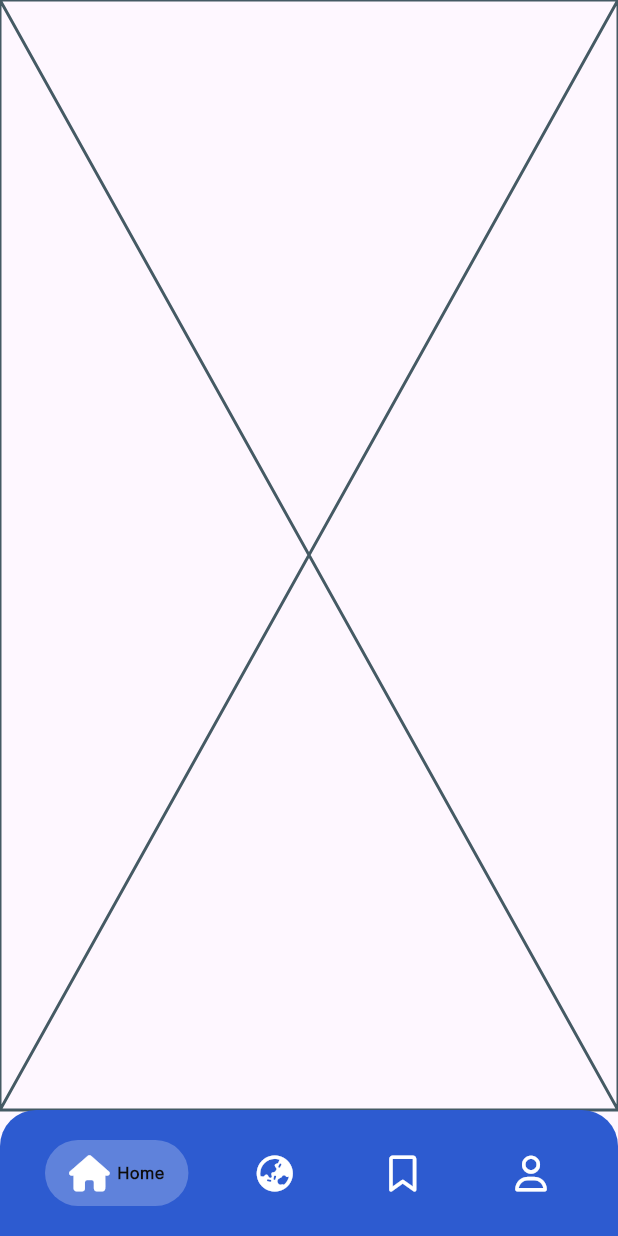
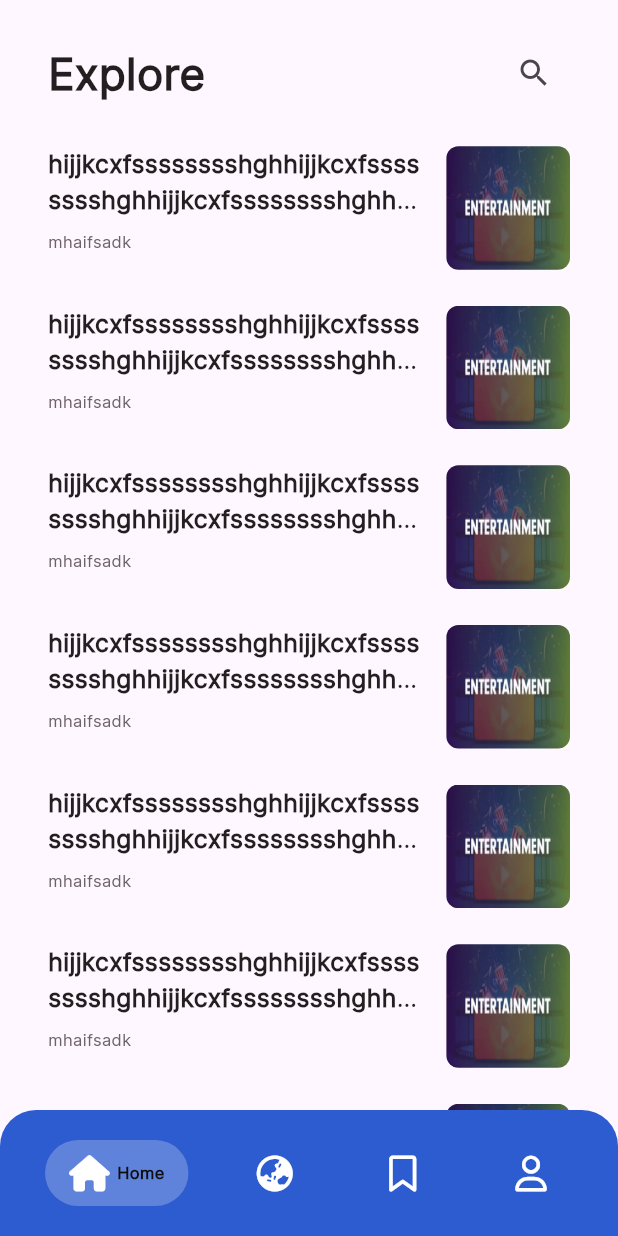
Before and after one commit to Mohamedgamaal16/lask_news_app, a Flutter app: the ExploreView screen opened by its route, on a phone screen of 412 x 824 dp. Run offline on Flutter 3.47's test engine with Material 3 defaults, Android fonts, the light colour scheme and no system bars; drawn by our look-alikes of google_nav_bar; our stand-ins replace bloc, dartz, device_preview, dio, flutter_bloc, font_awesome_flutter and 4 more; accounts and stored records are empty; network calls fail; project files that could hold a hidden picture were left out.

Commit message:
explore(see more in just for you section) ui done

```diff
--- a/lib/features/explore/presention/explore_view.dart
+++ b/lib/features/explore/presention/explore_view.dart
@@ -1,15 +1,18 @@
 import 'package:flutter/material.dart';
 import 'package:trendspot_newes_app/core/utils/custom_bottom_navigation_bar.dart';
-import 'package:trendspot_newes_app/features/explore/presention/widgets/see_more_view_body.dart';
+import 'package:trendspot_newes_app/features/explore/presention/widgets/custom_app_bar.dart';
+import 'package:trendspot_newes_app/features/explore/presention/widgets/explore_view_body.dart';
 
 class ExploreView extends StatelessWidget {
   const ExploreView({super.key});
 
   @override
   Widget build(BuildContext context) {
-    return const Scaffold(
-      bottomNavigationBar: CustomBottomNavigationBar(),
-      body: ExploreViewBody(),
+    return const SafeArea(
+      child: Scaffold(
+        bottomNavigationBar: CustomBottomNavigationBar(),
+        body: ExploreViewBody(),
+      ),
     );
   }
 }
--- /dev/null
+++ b/lib/features/explore/presention/widgets/custom_app_bar.dart
@@ -0,0 +1,23 @@
+import 'package:flutter/material.dart';
+import 'package:trendspot_newes_app/core/utils/app_styles.dart';
+
+class CustomExploreAppBar extends StatelessWidget {
+  const CustomExploreAppBar({super.key});
+
+  @override
+  Widget build(BuildContext context) {
+    return SizedBox(
+      height: MediaQuery.of(context).size.width * .12,
+      child: Row(
+        children: [
+          Text('Explore',style: AppStyles.interStyleSemiBold32(context),),
+          const Spacer(),
+          IconButton(
+            onPressed: () {},
+            icon: const Icon(Icons.search),
+          ),
+        ],
+      ),
+    );
+  }
+}
--- /dev/null
+++ b/lib/features/explore/presention/widgets/custom_articel_item.dart
@@ -0,0 +1,27 @@
+import 'package:flutter/material.dart';
+import 'package:trendspot_newes_app/features/explore/presention/widgets/custom_article_item_text.dart';
+import 'package:trendspot_newes_app/features/explore/presention/widgets/custom_pic.dart';
+
+class CustomArticleItem extends StatelessWidget {
+  const CustomArticleItem({super.key});
+
+  @override
+  Widget build(BuildContext context) {
+    return  SizedBox(
+      width: MediaQuery.of(context).size.width*.85,
+      height: MediaQuery.of(context).size.width*.2,
+      child: const Row(
+        children: [
+          Expanded(
+            child: CustomArticleItemText(
+              title: 'hijjkcxfsssssssshghhijjkcxfsssssssshghhijjkcxfsssssssshghhijjkcxfsssssssshgh',
+              author: 'mhaifsadk',
+            ),
+          ),
+          SizedBox(width: 16,),
+          AspectRatio(aspectRatio: 1, child: CustomPic()),
+        ],
+      ),
+    );
+  }
+}
--- /dev/null
+++ b/lib/features/explore/presention/widgets/custom_article_item_text.dart
@@ -0,0 +1,36 @@
+import 'package:flutter/material.dart';
+import 'package:trendspot_newes_app/core/utils/app_styles.dart';
+import 'package:trendspot_newes_app/features/home/data/models/just_for_you_model.dart';
+
+class CustomArticleItemText extends StatelessWidget {
+  const CustomArticleItemText({
+    super.key,
+    required this.title,
+    required this.author,
+  });
+  final String title, author;
+
+  @override
+  Widget build(BuildContext context) {
+    return Column(
+      crossAxisAlignment: CrossAxisAlignment.start,
+      children: [
+        Text(
+          title,
+          style: AppStyles.interStyleSemiBold18(context),
+          maxLines: 2,
+          overflow: TextOverflow.ellipsis,
+        ),
+        const SizedBox(
+          height: 8,
+        ),
+        Text(
+          author,
+          style: AppStyles.interStyleRegular12(context),
+           maxLines: 1,
+          overflow: TextOverflow.ellipsis,
+        ),
+      ],
+    );
+  }
+}
--- /dev/null
+++ b/lib/features/explore/presention/widgets/custom_articles_list.dart
@@ -0,0 +1,20 @@
+import 'package:flutter/material.dart';
+import 'package:trendspot_newes_app/features/explore/presention/widgets/custom_articel_item.dart';
+
+class CustomArticlesList extends StatelessWidget {
+  const CustomArticlesList({super.key});
+
+  @override
+  Widget build(BuildContext context) {
+    return ListView.builder(
+
+      itemCount: 15,
+
+      itemBuilder: (itemBuilder,index){
+      return const Padding(
+        padding: EdgeInsets.only(bottom: 24.0,right: 32),
+        child: CustomArticleItem(),
+      ) ;
+    });
+  }
+}
--- /dev/null
+++ b/lib/features/explore/presention/widgets/custom_pic.dart
@@ -0,0 +1,21 @@
+import 'package:flutter/material.dart';
+
+class CustomPic extends StatelessWidget {
+  const CustomPic({super.key});
+
+  @override
+  Widget build(BuildContext context) {
+    return AspectRatio(
+      aspectRatio: 112 / 80,
+      child: Container(
+        decoration: ShapeDecoration(
+          image: const DecorationImage(
+            image: AssetImage('assets/images/Entertainment.jpg'),
+            fit: BoxFit.fill,
+          ),
+          shape: RoundedRectangleBorder(borderRadius: BorderRadius.circular(8)),
+        ),
+      ),
+    );
+  }
+}
--- /dev/null
+++ b/lib/features/explore/presention/widgets/explore_view_body.dart
@@ -0,0 +1,27 @@
+import 'package:flutter/material.dart';
+import 'package:trendspot_newes_app/features/explore/presention/widgets/custom_app_bar.dart';
+import 'package:trendspot_newes_app/features/explore/presention/widgets/custom_articles_list.dart';
+
+class ExploreViewBody extends StatelessWidget {
+  const ExploreViewBody({super.key});
+
+  @override
+  Widget build(BuildContext context) {
+    return const Padding(
+      padding: EdgeInsets.only(
+        left: 32.0,
+      ),
+      child: CustomScrollView(
+        slivers: [
+          SliverToBoxAdapter(
+            child: Padding(
+              padding: EdgeInsets.only(right: 32, bottom: 24, top: 24),
+              child: CustomExploreAppBar(),
+            ),
+          ),
+          SliverFillRemaining(child: CustomArticlesList()),
+        ],
+      ),
+    );
+  }
+}
--- a/lib/features/explore/presention/widgets/see_more_view_body.dart
+++ /dev/null
@@ -1,10 +0,0 @@
-import 'package:flutter/material.dart';
-
-class ExploreViewBody extends StatelessWidget {
-  const ExploreViewBody({super.key});
-
-  @override
-  Widget build(BuildContext context) {
-    return const Placeholder();
-  }
-}
```
